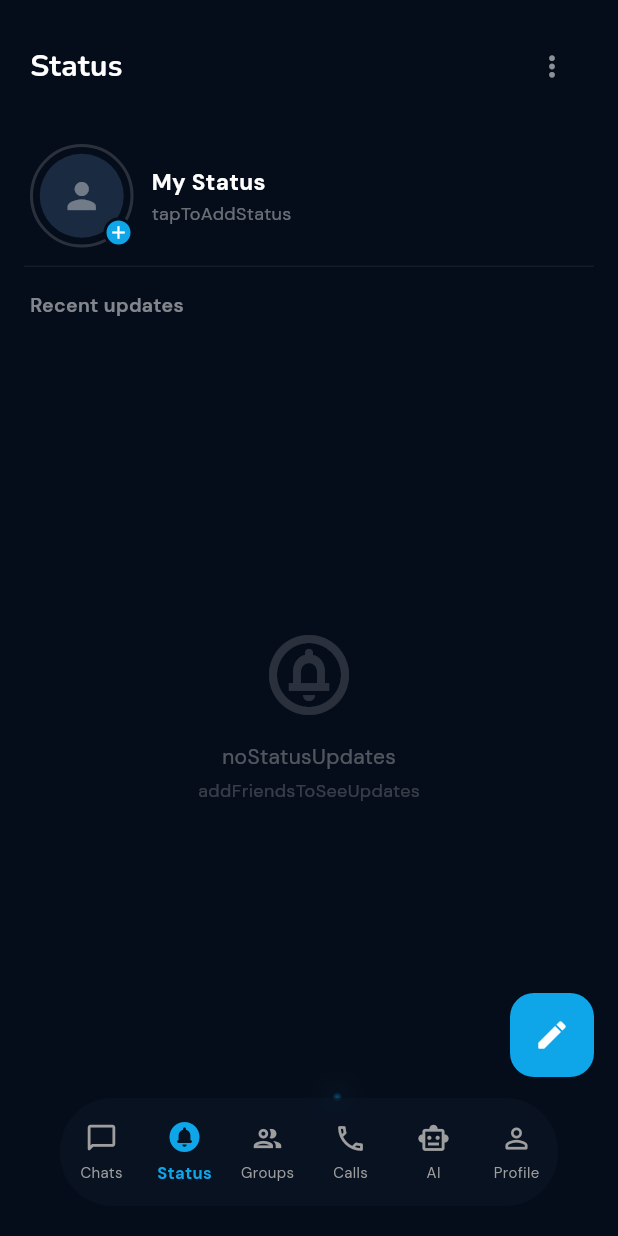
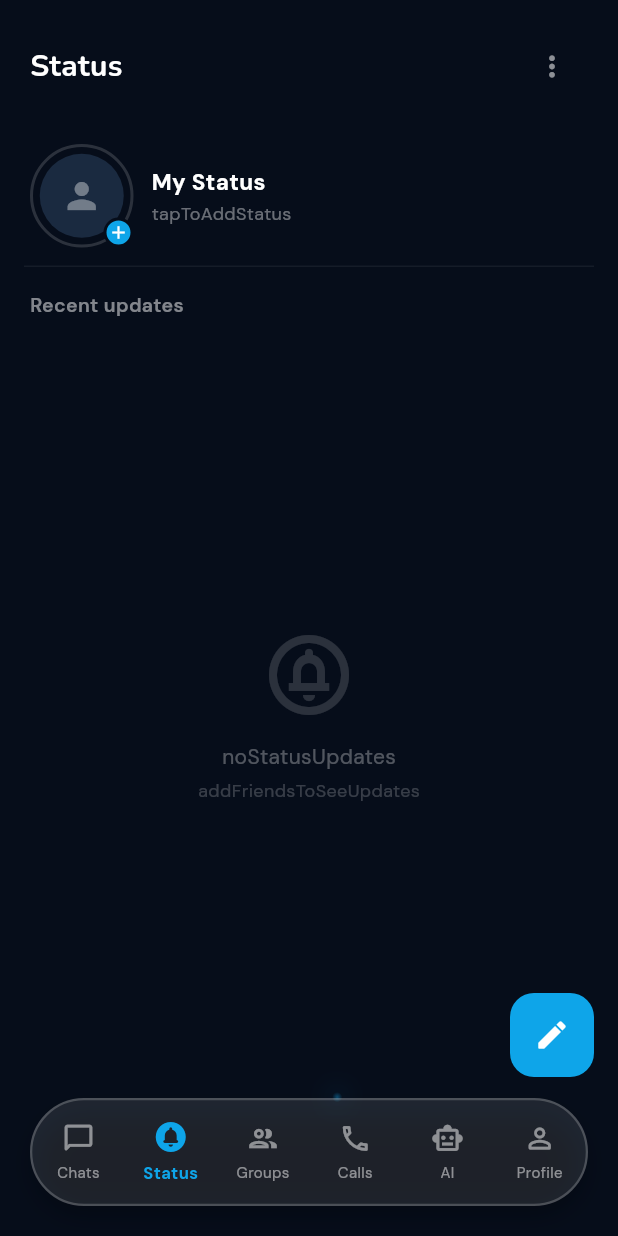
Before and after one commit to Masthan008/Ripple, a Flutter app: the HomeScreen screen opened by its route, item 2 of the bottom bar chosen, on a phone screen of 412 x 824 dp. Run offline on Flutter 3.47's test engine with Material 3 defaults, Android fonts, the phone set to English and light mode, and no system bars; our stand-ins replace battery_plus, cached_network_image, camera, cloud_firestore, dio, emoji_picker_flutter and 29 more; missing offline and left inert: any_link_preview, cryptography, encrypt, flutter_inappwebview, flutter_windowmanager_plus, google_mlkit_face_detection and 5 more; accounts and stored records are empty; network calls fail.

Commit message:
feat: implement interactive water-droplet background and liquid-glass navigation UI components

```diff
--- a/lib/shared/widgets/aurora_background.dart
+++ b/lib/shared/widgets/aurora_background.dart
@@ -61,6 +61,7 @@
 
     if (theme.id == 'ios_27') {
       return WaterDropletBackground(
+        theme: theme,
         child: widget.child,
       );
     }
--- a/lib/shared/widgets/liquid_glass_navbar/navbar_background.dart
+++ b/lib/shared/widgets/liquid_glass_navbar/navbar_background.dart
@@ -1,5 +1,6 @@
 import 'package:flutter/material.dart';
 import 'package:liquid_glass_renderer/liquid_glass_renderer.dart';
+import '../../../core/theme/theme_models.dart';
 
 /// A glassmorphic background container for the navbar.
 ///
@@ -15,11 +16,15 @@
   /// The child widget to display inside the background
   final Widget child;
 
+  /// The active theme data
+  final RippleTheme theme;
+
   const LiquidNavbarBackground({
     super.key,
     required this.width,
     required this.height,
     required this.child,
+    required this.theme,
   });
 
   @override
@@ -27,14 +32,25 @@
     return LiquidGlassLayer(
       settings: const LiquidGlassSettings(thickness: 20, blur: 2),
       child: LiquidGlass(
-        shape: LiquidRoundedSuperellipse(borderRadius: 30),
+        shape: LiquidRoundedSuperellipse(borderRadius: 36),
         child: Container(
-          margin: const EdgeInsets.symmetric(horizontal: 20),
           width: width,
           height: height,
           decoration: BoxDecoration(
-            borderRadius: BorderRadius.circular(35),
-            color: const Color(0xFF0A1628).withOpacity(0.5), // Match RIPPLE theme a bit
+            borderRadius: BorderRadius.circular(36),
+            color: theme.colors.glassSurface,
+            border: Border.all(
+              color: theme.colors.glassBorder,
+              width: 1.5,
+            ),
+            boxShadow: [
+              BoxShadow(
+                color: Colors.black.withOpacity(theme.isDark ? 0.35 : 0.08),
+                blurRadius: 16,
+                spreadRadius: -4,
+                offset: const Offset(0, 8),
+              ),
+            ],
           ),
           child: child,
         ),
--- a/lib/shared/widgets/liquid_glass_navbar/navbar_item_widget.dart
+++ b/lib/shared/widgets/liquid_glass_navbar/navbar_item_widget.dart
@@ -96,8 +96,8 @@
                 minHeight: 14,
               ),
               decoration: BoxDecoration(
-                gradient: const LinearGradient(
-                  colors: [Color(0xFF0EA5E9), Color(0xFF22D3EE)],
+                gradient: LinearGradient(
+                  colors: [selectedColor, selectedColor.withOpacity(0.8)],
                 ),
                 borderRadius: BorderRadius.circular(7),
               ),
--- a/lib/shared/widgets/liquid_glass_navbar/navbar_widget.dart
+++ b/lib/shared/widgets/liquid_glass_navbar/navbar_widget.dart
@@ -1,6 +1,7 @@
 import 'package:flutter/material.dart';
 import 'package:flutter_riverpod/flutter_riverpod.dart';
 import '../../../core/utils/l10n.dart'; // Add this
+import '../../../core/theme/theme_provider.dart'; // Add this
 import 'navbar_item_widget.dart';
 import 'navbar_background.dart';
 import 'navbar_providers.dart';
@@ -98,6 +99,7 @@
     final navbarState = ref.watch(liquidNavbarStateProvider);
     final notifier = ref.read(liquidNavbarStateProvider.notifier);
     final labels = _getLabels(ref); // Get localized labels
+    final theme = ref.watch(rippleThemeProvider); // Watch active theme
 
     final screenWidth = MediaQuery.of(context).size.width;
     final itemCount = labels.length;
@@ -128,6 +130,7 @@
             child: LiquidNavbarBackground(
               width: screenWidth - (widget.horizontalPadding * 2),
               height: widget.navbarHeight,
+              theme: theme,
               child: Row(
                 mainAxisAlignment: MainAxisAlignment.spaceAround,
                 children: List.generate(itemCount, (i) {
@@ -140,6 +143,8 @@
                         isSelected ? _activeIcons[i] : _inactiveIcons[i],
                       ),
                       isSelected: isSelected,
+                      selectedColor: theme.colors.primary,
+                      unselectedColor: theme.colors.textMuted,
                       unreadCount: widget.unreadCounts[i],
                       userPhotoUrl: widget.userPhotoUrl,
                       isProfileTab: i == 5,
```
Also changed, not shown: firestore.indexes.json (+132 -33 lines), lib/features/chat/screens/chat_list_screen.dart (+49 -53 lines), lib/shared/widgets/water_droplet_background.dart (+58 -16 lines).
